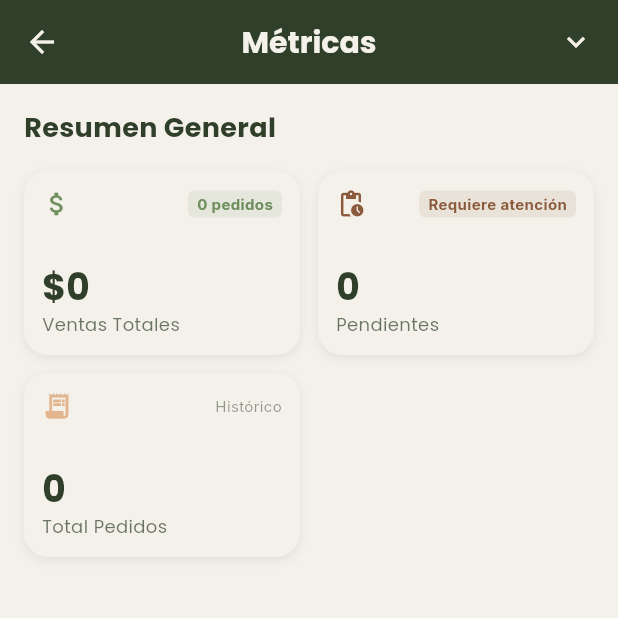
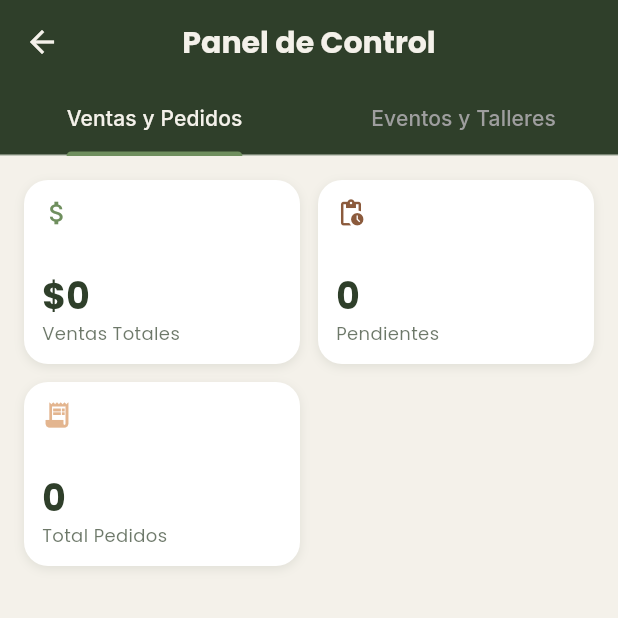
Before and after one commit to Favi-Dev/mipyme, a Flutter app: the PymeMetricsScreen screen opened directly, on a phone screen of 412 x 824 dp, the top half of it. Run offline on Flutter 3.47's test engine with Material 3 defaults, Android fonts, the phone set to English and light mode, and no system bars; our stand-ins replace cloud_firestore, firebase_auth, firebase_core, firebase_messaging, firebase_storage, flutter_map and 8 more; missing offline and left inert: mobile_scanner; accounts and stored records are empty; network calls fail; project files that could hold a hidden picture were left out.

Commit message:
Implement event participation system, update metrics logic, and remove dark mode

```diff
--- a/lib/screens/pyme_metrics_screen.dart
+++ b/lib/screens/pyme_metrics_screen.dart
@@ -1,9 +1,11 @@
 import 'package:flutter/material.dart';
 import 'package:google_fonts/google_fonts.dart';
 import 'package:firebase_auth/firebase_auth.dart';
+import 'package:cloud_firestore/cloud_firestore.dart';
 import '../models/vitrina_data.dart';
 import '../services/pyme_service.dart';
 import 'foundation_donations_goal_screen.dart';
+import 'pyme_event_participants_screen.dart';
 
 class PymeMetricsScreen extends StatefulWidget {
   const PymeMetricsScreen({super.key});
@@ -12,10 +14,22 @@
   State<PymeMetricsScreen> createState() => _PymeMetricsScreenState();
 }
 
-class _PymeMetricsScreenState extends State<PymeMetricsScreen> {
-  String _selectedTimeRange = 'Últimos 7 días';
+class _PymeMetricsScreenState extends State<PymeMetricsScreen> with SingleTickerProviderStateMixin {
   final PymeService _pymeService = PymeService();
   final String _currentPymeId = FirebaseAuth.instance.currentUser?.uid ?? '';
+  late TabController _tabController;
+
+  @override
+  void initState() {
+    super.initState();
+    _tabController = TabController(length: 2, vsync: this);
+  }
+
+  @override
+  void dispose() {
+    _tabController.dispose();
+    super.dispose();
+  }
 
   @override
   Widget build(BuildContext context) {
@@ -25,69 +39,59 @@
         backgroundColor: const Color(0xFF2F3F2A),
         elevation: 0,
         title: Text(
-          'Métricas',
+          'Panel de Control',
           style: GoogleFonts.poppins(
             color: const Color(0xFFF4F1EA),
             fontWeight: FontWeight.bold,
           ),
         ),
-        iconTheme: const IconThemeData(color: Color(0xFFF4F1EA)),
-        actions: [
-          Padding(
-            padding: const EdgeInsets.only(right: 16.0),
-            child: DropdownButtonHideUnderline(
-              child: DropdownButton<String>(
-                dropdownColor: const Color(0xFFF4F1EA),
-                value: _selectedTimeRange,
-                icon: const Icon(Icons.keyboard_arrow_down, color: Color(0xFFF4F1EA)),
-                style: GoogleFonts.poppins(color: const Color(0xFFF4F1EA), fontSize: 14),
-                onChanged: (String? newValue) {
-                  setState(() {
-                    _selectedTimeRange = newValue!;
-                  });
-                },
-                items: <String>[
-                  'Hoy',
-                  'Últimos 7 días',
-                  'Este Mes',
-                  'Este Año'
-                ].map<DropdownMenuItem<String>>((String value) {
-                  return DropdownMenuItem<String>(
-                    value: value,
-                    child: Text(value, style: TextStyle(color: const Color(0xFF2F3F2A))),
-                  );
-                }).toList(),
+        bottom: TabBar(
+          controller: _tabController,
+          indicatorColor: const Color(0xFF6F8F5E),
+          labelColor: const Color(0xFFF4F1EA),
+          unselectedLabelColor: Colors.grey,
+          tabs: const [
+            Tab(text: 'Ventas y Pedidos'),
+            Tab(text: 'Eventos y Talleres'),
+          ],
         ),
       ),
-          ),
+      body: TabBarView(
+        controller: _tabController,
+        children: [
+          _buildSalesTab(),
+          _buildEventsTab(),
         ],
       ),
-      body: StreamBuilder<Map<String, dynamic>>(
-        stream: _pymeService.getPymeMetrics(_currentPymeId),
-        builder: (context, snapshot) {
-          final metrics = snapshot.data ?? {
-            'totalOrders': 0,
-            'totalSales': 0.0,
-            'completedOrders': 0,
-            'pendingOrders': 0,
-          };
+    );
+  }
 
+  Widget _buildSalesTab() {
     return SingleChildScrollView(
       padding: const EdgeInsets.all(16.0),
       child: Column(
         crossAxisAlignment: CrossAxisAlignment.start,
         children: [
-                Text(
-                  'Resumen General',
-                  style: GoogleFonts.poppins(
-                    color: const Color(0xFF2F3F2A),
-                    fontSize: 18,
-                    fontWeight: FontWeight.bold,
-                  ),
-                ),
-                const SizedBox(height: 16),
-                // KPI Grid
-                GridView.count(
+             StreamBuilder<Map<String, dynamic>>(
+              stream: _pymeService.getPymeMetrics(_currentPymeId), // Streams confirmed sales from payments
+              builder: (context, snapshot) {
+                final metrics = snapshot.data ?? {
+                  'totalSales': 0.0,
+                  'completedOrders': 0,
+                };
+
+                // Fetch pending separately or assume 0 if not implemented fully yet
+                // For now let's query orders count direct here for 'pending' state
+                return StreamBuilder<QuerySnapshot>(
+                  stream: FirebaseFirestore.instance.collection('orders')
+                      .where('pymeId', isEqualTo: _currentPymeId)
+                      .where('status', whereIn: ['pending', 'quote_requested'])
+                      .snapshots(),
+                  builder: (context, orderSnapshot) {
+                    final pendingCount = orderSnapshot.hasData ? orderSnapshot.data!.docs.length : 0;
+                    final totalOrders = (metrics['completedOrders'] as int) + pendingCount;
+
+                    return GridView.count(
                       crossAxisCount: 2,
                       crossAxisSpacing: 12,
                       mainAxisSpacing: 12,
@@ -107,7 +111,7 @@
                           child: _buildKpiCard(
                             title: VitrinaData.isFoundation ? 'Recaudado' : 'Ventas Totales',
                             value: '\$${(metrics['totalSales'] as num).toStringAsFixed(0)}',
-                        trend: '${metrics['completedOrders']} ${VitrinaData.isFoundation ? "donaciones" : "pedidos"}',
+                            trend: '${metrics['completedOrders']} ${VitrinaData.isFoundation ? "donaciones" : "ventas"} ok',
                             isPositive: true,
                             icon: Icons.attach_money,
                             color: const Color(0xFF6F8F5E),
@@ -115,7 +119,7 @@
                         ),
                         _buildKpiCard(
                           title: 'Pendientes',
-                      value: '${metrics['pendingOrders']}',
+                          value: '$pendingCount',
                           trend: 'Requiere atención',
                           isPositive: false,
                           icon: Icons.pending_actions,
@@ -123,23 +127,100 @@
                         ),
                         _buildKpiCard(
                           title: 'Total Pedidos',
-                      value: '${metrics['totalOrders']}',
+                          value: '$totalOrders',
                           trend: 'Histórico',
                           isPositive: null,
                           icon: Icons.receipt_long,
                           color: const Color(0xFFE3B58F),
                         ),
-                    // Removed fake Valuation card
+                      ],
+                    );
+                  }
+                );
+              },
+            ),
         ],
       ),
-                const SizedBox(height: 32),
+    );
+  }
 
-                // Chart Section Removed (Simulated data)
+  Widget _buildEventsTab() {
+     // Fetch products that are events
+     return StreamBuilder<QuerySnapshot>(
+        stream: FirebaseFirestore.instance
+            .collection('products')
+            .where('pymeId', isEqualTo: _currentPymeId)
+            .snapshots(),
+        builder: (context, snapshot) {
+          if (!snapshot.hasData) return const Center(child: CircularProgressIndicator());
+
+          final allProducts = snapshot.data!.docs;
+          final events = allProducts.where((doc) {
+             final data = doc.data() as Map<String, dynamic>;
+             final attrs = data['customAttributes'] as Map<String, dynamic>?;
+             return attrs != null && attrs['is_event'].toString().toLowerCase() == 'true';
+          }).toList();
+
+          if (events.isEmpty) {
+             return Center(
+               child: Column(
+                 mainAxisAlignment: MainAxisAlignment.center,
+                 children: [
+                   Icon(Icons.event_available, size: 50, color: Colors.grey[400]),
+                   const SizedBox(height: 16),
+                   const Text('No has creado eventos aún.', style: TextStyle(
+                     color: Color(0xFF2F3F2A),
+                     fontSize: 16,
+                   )),
                  ],
+               ),
+             );
+          }
+
+          return ListView.builder(
+            padding: const EdgeInsets.all(16),
+            itemCount: events.length,
+            itemBuilder: (context, index) {
+               final eventDoc = events[index];
+               final eventData = eventDoc.data() as Map<String, dynamic>;
+               final eventId = eventDoc.id;
+               final eventName = eventData['name'] ?? 'Evento sin nombre';
+               final eventDateStr = (eventData['customAttributes'] as Map?)?['event_date'] ?? 'Fecha pendiente';
+
+               return Card(
+                 color: const Color(0xFFFFFFFF),
+                 elevation: 2,
+                 margin: const EdgeInsets.only(bottom: 12),
+                 shape: RoundedRectangleBorder(borderRadius: BorderRadius.circular(12)),
+                 child: ListTile(
+                   contentPadding: const EdgeInsets.symmetric(horizontal: 16, vertical: 8),
+                   leading: Container(
+                     padding: const EdgeInsets.all(8),
+                     decoration: BoxDecoration(
+                       color: const Color(0xFF6F8F5E).withOpacity(0.1),
+                       shape: BoxShape.circle,
+                     ),
+                     child: const Icon(Icons.event, color: Color(0xFF6F8F5E)),
+                   ),
+                   title: Text(eventName, style: GoogleFonts.poppins(fontWeight: FontWeight.bold, color: const Color(0xFF2F3F2A))),
+                   subtitle: Text('Fecha: $eventDateStr', style: GoogleFonts.poppins(color: const Color(0xFF2F3F2A).withOpacity(0.6))),
+                   trailing: const Icon(Icons.arrow_forward_ios, size: 16, color: Color(0xFF2F3F2A)),
+                   onTap: () {
+                     Navigator.push(
+                       context,
+                       MaterialPageRoute(
+                         builder: (context) => PymeEventParticipantsScreen(
+                           eventId: eventId,
+                           eventName: eventName,
+                         ),
                        ),
                      );
                    },
                  ),
+               );
+            },
+          );
+        },
      );
   }
 
@@ -154,7 +235,7 @@
     return Container(
       padding: const EdgeInsets.all(12),
       decoration: BoxDecoration(
-        color: const Color(0xFFF4F1EA),
+        color: const Color(0xFFFFFFFF),
         borderRadius: BorderRadius.circular(16),
         boxShadow: [
           BoxShadow(
@@ -172,33 +253,7 @@
             mainAxisAlignment: MainAxisAlignment.spaceBetween,
             children: [
               Icon(icon, color: color, size: 20),
-              if (isPositive != null)
-                Container(
-                  padding:
-                      const EdgeInsets.symmetric(horizontal: 6, vertical: 2),
-                  decoration: BoxDecoration(
-                    color: isPositive
-                        ? const Color(0xFF6F8F5E).withOpacity(0.1)
-                        : const Color(0xFF8B5A3C).withOpacity(0.1),
-                    borderRadius: BorderRadius.circular(4),
-                  ),
-                  child: Text(
-                    trend,
-                    style: TextStyle(
-                      color: isPositive ? const Color(0xFF6F8F5E) : const Color(0xFF8B5A3C),
-                      fontSize: 10,
-                      fontWeight: FontWeight.bold,
-                    ),
-                  ),
-                )
-              else
-                Text(
-                  trend,
-                  style: TextStyle(
-                    color: const Color(0xFF2F3F2A).withOpacity(0.5),
-                    fontSize: 10,
-                  ),
-                ),
+              // Trend indicator removed for simplicity/space
             ],
           ),
           Column(
@@ -227,84 +282,4 @@
       ),
     );
   }
-
-/*
-  Widget _buildBar(String label, double heightFactor, Color color) {
-    return Column(
-      children: [
-        Container(
-          width: 12,
-          height: 100 * heightFactor,
-          decoration: BoxDecoration(
-            color: color,
-            borderRadius: BorderRadius.circular(4),
-          ),
-        ),
-        const SizedBox(height: 8),
-        Text(
-          label,
-          style: TextStyle(color: const Color(0xFF2F3F2A).withValues(alpha: 0.7), fontSize: 10),
-        ),
-      ],
-    );
 }
-*/
-  Widget _buildActivityItem({
-    required IconData icon,
-    required Color color,
-    required String title,
-    required String subtitle,
-  }) {
-    return Container(
-      margin: const EdgeInsets.only(bottom: 12),
-      padding: const EdgeInsets.all(12),
-      decoration: BoxDecoration(
-        color: const Color(0xFFF4F1EA),
-        borderRadius: BorderRadius.circular(12),
-        boxShadow: [
-          BoxShadow(
-            color: const Color(0xFF2F3F2A).withOpacity(0.1),
-            blurRadius: 5,
-            offset: const Offset(0, 2),
-          ),
-        ],
-      ),
-      child: Row(
-        children: [
-          Container(
-            padding: const EdgeInsets.all(8),
-            decoration: BoxDecoration(
-              color: color.withOpacity(0.1),
-              shape: BoxShape.circle,
-            ),
-            child: Icon(icon, color: color, size: 20),
-          ),
-          const SizedBox(width: 12),
-          Expanded(
-            child: Column(
-              crossAxisAlignment: CrossAxisAlignment.start,
-              children: [
-                Text(
-                  title,
-                  style: GoogleFonts.poppins(
-                    color: const Color(0xFF2F3F2A),
-                    fontWeight: FontWeight.w500,
-                  ),
-                ),
-                const SizedBox(height: 2),
-                Text(
-                  subtitle,
-                  style: GoogleFonts.poppins(
-                    color: const Color(0xFF2F3F2A).withOpacity(0.7),
-                    fontSize: 12,
-                  ),
-                ),
-              ],
-            ),
-          ),
-          Icon(Icons.chevron_right, color: const Color(0xFF2F3F2A).withOpacity(0.5)),
-        ],
-      ),
-    );
-  }
-}
```
Also changed, not shown: lib/screens/client_events_screen.dart (added, +109 -0 lines), lib/screens/client_profile_screen.dart (+12 -0 lines), lib/screens/client_pyme_detail_screen.dart (+33 -8 lines), lib/screens/client_settings_screen.dart (+0 -7 lines), lib/screens/login_screen.dart (+17 -17 lines), lib/screens/pyme_event_participants_screen.dart (added, +113 -0 lines), lib/screens/pyme_profile_vitrina_screen.dart (+10 -4 lines), lib/services/pyme_service.dart (+32 -15 lines), 1 other file. Lines whose indentation alone changed are shown as unchanged.
